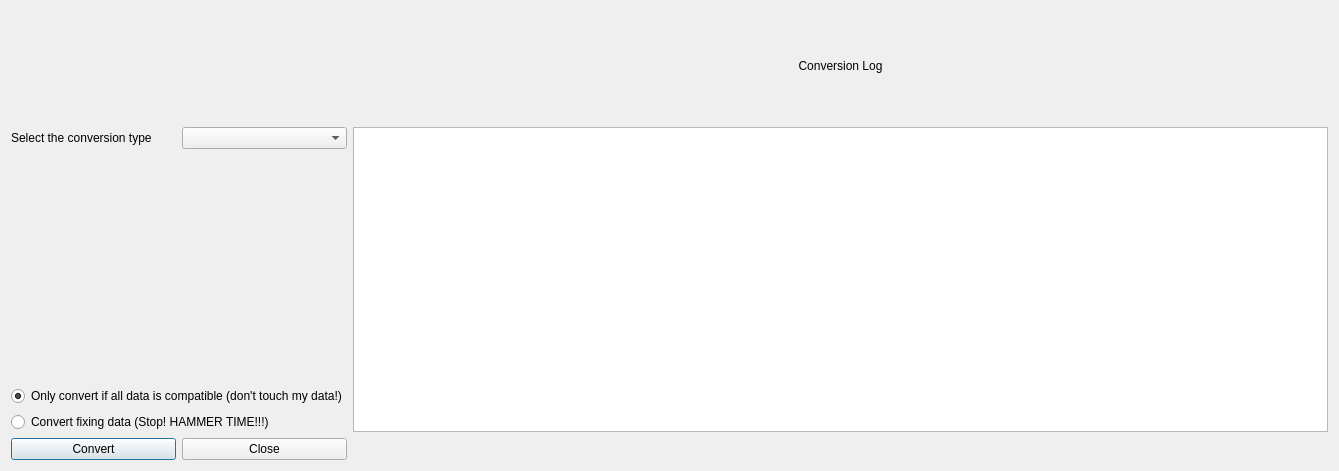
Before: the Qt Designer form ConversionTools/convert_database.ui in dsgoficial/DsgTools, drawn with Qt 5.
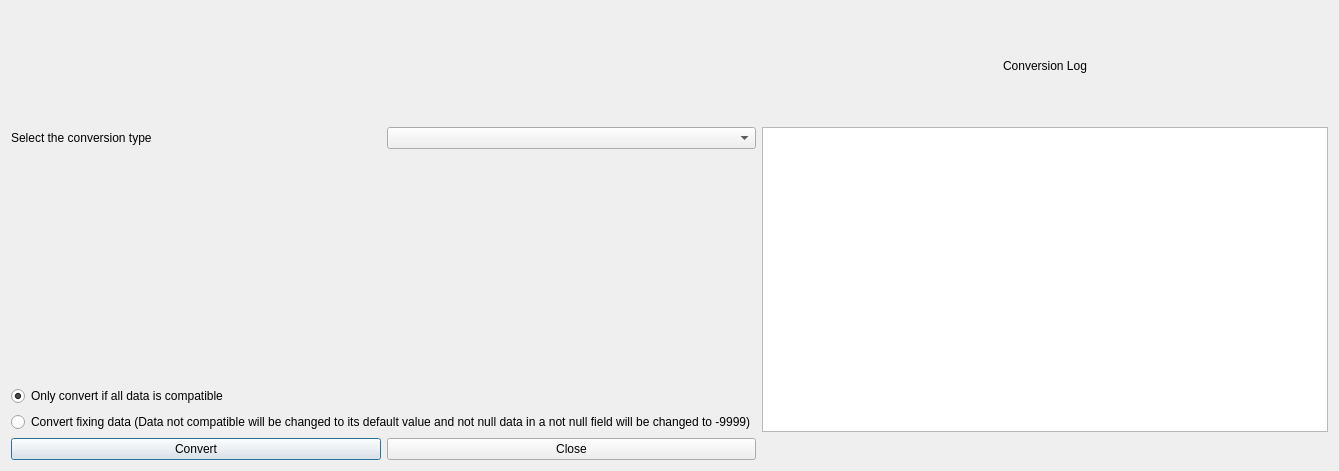
After: the same form once the commit is applied. Custom widgets are drawn as their Qt base class.

Commit message: hammer time now working!

What changed in the file:
```diff
--- a/ConversionTools/convert_database.ui
+++ b/ConversionTools/convert_database.ui
@@ -35,7 +35,7 @@
    <item row="4" column="0">
     <widget class="QRadioButton" name="allDataRadioButton">
      <property name="text">
-      <string>Only convert if all data is compatible (don't touch my data!)</string>
+      <string>Only convert if all data is compatible</string>
      </property>
      <property name="checked">
       <bool>true</bool>
@@ -45,7 +45,7 @@
    <item row="5" column="0">
     <widget class="QRadioButton" name="fixDataRadioButton">
      <property name="text">
-      <string>Convert fixing data (Stop! HAMMER TIME!!!)</string>
+      <string>Convert fixing data (Data not compatible will be changed to its default value and not null data in a not null field will be changed to -9999)</string>
      </property>
     </widget>
    </item>
```
The commit also changes 4 other files.
